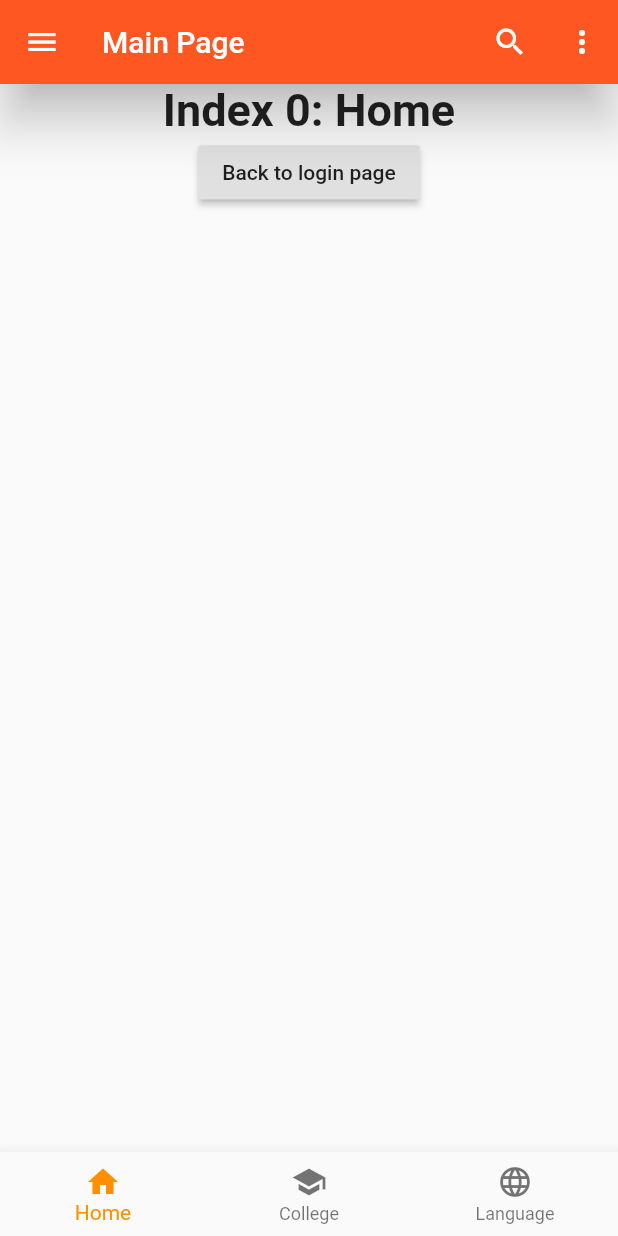
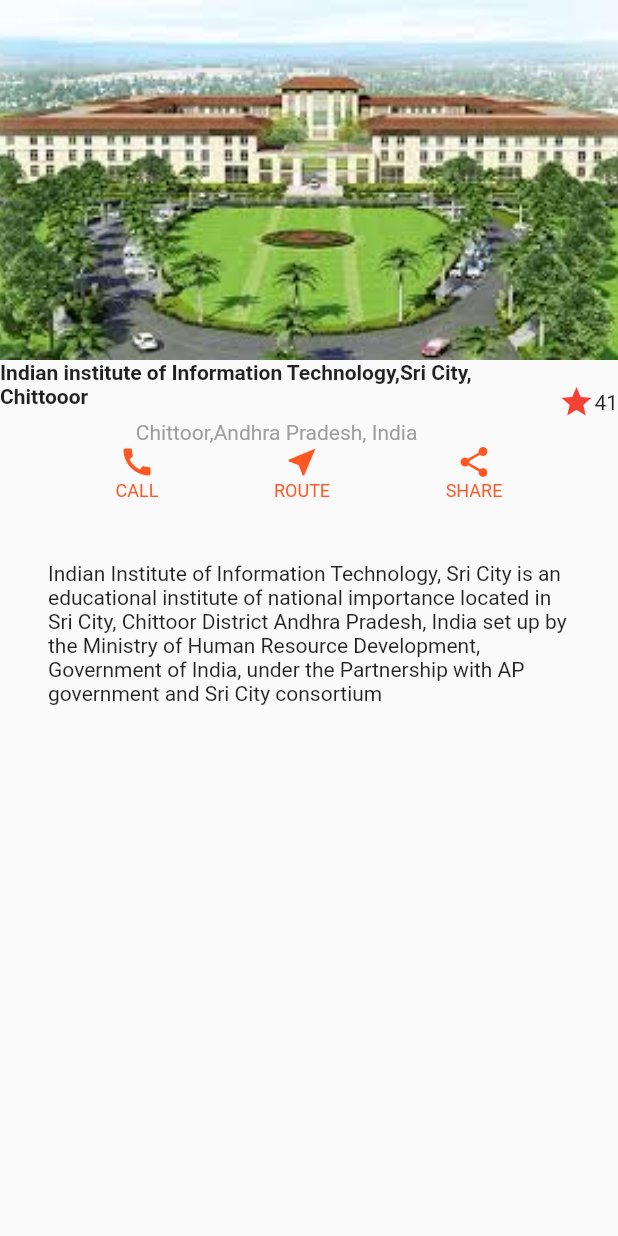
Before and after one commit to NanuSai/CollegeApk, a Flutter app: the HomePage screen opened by its route, in the side drawer, after a tap on "Profile", on a phone screen of 412 x 824 dp. Run offline on Flutter 3.47's test engine with Material 2 defaults, Android fonts, the light colour scheme and no system bars.

Commit message:
Added profile page

```diff
--- a/lib/home_page.dart
+++ b/lib/home_page.dart
@@ -135,7 +135,7 @@
               leading: Icon(Icons.account_circle),
               title: Text("Profile"),
               onTap: () {
-                Navigator.pop((context));
+                Navigator.pushNamed(context, '/profile');
               },
             ),
             ListTile(
--- a/lib/login_page.dart
+++ b/lib/login_page.dart
@@ -53,7 +53,7 @@
             email: emailControler.text, password: passwordControler.text);
         Login p = await createLogin(CREATE_POST_URL, body: newLogin.toMap());
         print(p.email);
-        Navigator.pushNamed(context, '/second');
+        Navigator.pushNamed(context, '/home');
       },
       child: Text("Login",
           textAlign: TextAlign.center,
--- a/lib/main.dart
+++ b/lib/main.dart
@@ -2,6 +2,7 @@
 import 'package:test_project/home_page.dart';
 
 import 'login_page.dart';
+import 'profile_page.dart';
 
 class MyApp extends StatelessWidget {
   @override
@@ -11,10 +12,11 @@
       theme: ThemeData(
         primaryColor: Colors.deepOrange,
       ),
-      initialRoute: '/',
+      initialRoute: '/login',
       routes: {
-        '/': (context) => LoginPage(),
-        '/second': (context) => HomePage()
+        '/login': (context) => LoginPage(),
+        '/home': (context) => HomePage(),
+        '/profile': (context) => ProfilePage(),
       },
     );
   }
--- /dev/null
+++ b/lib/profile_page.dart
@@ -0,0 +1,91 @@
+import 'package:flutter/material.dart';
+
+class ProfilePage extends StatelessWidget {
+  Column _buildButtonColumn(IconData icon, Color color, String label) {
+    return Column(
+      mainAxisSize: MainAxisSize.min,
+      mainAxisAlignment: MainAxisAlignment.center,
+      children: <Widget>[
+        Icon(icon, color: color),
+        Container(
+          padding: EdgeInsets.only(bottom: 8),
+          child: Text(
+            label,
+            style: TextStyle(
+                fontSize: 12, fontWeight: FontWeight.w400, color: color),
+          ),
+        )
+      ],
+    );
+  }
+
+  @override
+  Widget build(BuildContext context) {
+    Color color = Theme.of(context).primaryColor;
+    final Widget titleSection = Container(
+      child: Row(
+        children: <Widget>[
+          Expanded(
+            child: Column(
+              mainAxisAlignment: MainAxisAlignment.center, //Lets see
+              children: <Widget>[
+                Container(
+                  padding: const EdgeInsets.only(bottom: 8.0),
+                  child: Text(
+                    "Indian institute of Information Technology,Sri City, Chittooor",
+                    style: TextStyle(fontWeight: FontWeight.bold),
+                  ),
+                ),
+                Text(
+                  "Chittoor,Andhra Pradesh, India ",
+                  style: TextStyle(color: Colors.grey[500]),
+                )
+              ],
+            ),
+          ),
+          Icon(
+            Icons.star,
+            color: Colors.red[500],
+          ),
+          Text('41')
+        ],
+      ),
+    );
+    final Widget buttonSection = Container(
+      child: Row(
+        mainAxisAlignment: MainAxisAlignment.spaceEvenly,
+        children: <Widget>[
+          _buildButtonColumn(Icons.call, color, 'CALL'),
+          _buildButtonColumn(Icons.near_me, color, 'ROUTE'),
+          _buildButtonColumn(Icons.share, color, 'SHARE')
+        ],
+      ),
+    );
+    final Widget textSection = Container(
+      padding: const EdgeInsets.all(32),
+      child: Text(
+        "Indian Institute of Information Technology, Sri City is an educational institute of national importance located in Sri City,"
+        " Chittoor District Andhra Pradesh, "
+        "India set up by the Ministry of Human Resource Development, Government of India, under the Partnership"
+        " with AP government and Sri City consortium",
+        softWrap: true,
+      ),
+    );
+
+    return Scaffold(
+      body: Column(
+        children: <Widget>[
+          Image.asset(
+            "assets/images/college_pic.jpeg",
+            width: 600,
+            height: 240,
+            fit: BoxFit.cover,
+          ),
+          titleSection,
+          buttonSection,
+          textSection
+        ],
+      ),
+    );
+  }
+}
--- a/pubspec.yaml
+++ b/pubspec.yaml
@@ -43,6 +43,7 @@
 
   assets:
     - assets/images/logo.png
+    - assets/images/college_pic.jpeg
 
   fonts:
     - family: Montserrat
```
Also changed, not shown: assets/images/college_pic.jpeg (added).
